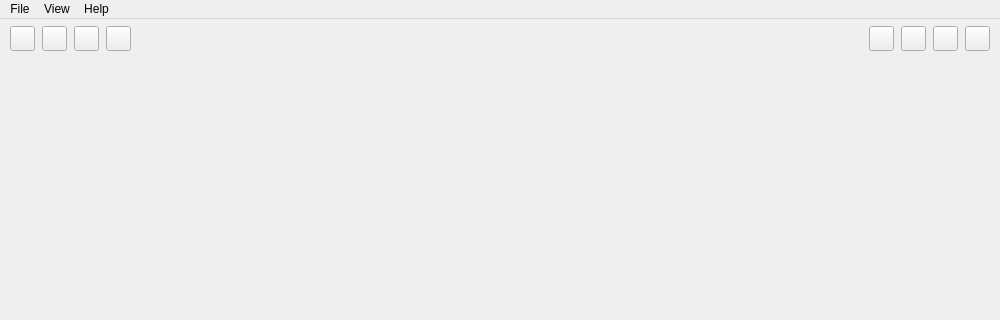
Qt form zapzap/view/main_window.ui (rafatosta/zapzap) before a commit; both pictures show x 0 to 1000 and y 0 to 320 of the 1000 by 600 pixel window.
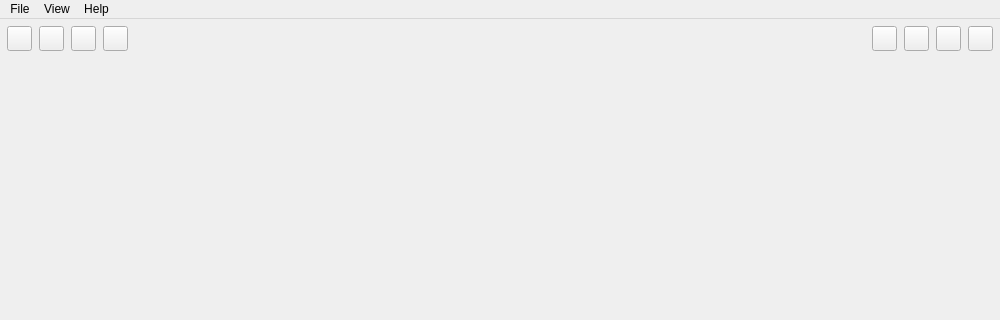
The same form after that commit.

The edit to the form file:
```diff
--- a/zapzap/view/main_window.ui
+++ b/zapzap/view/main_window.ui
@@ -85,13 +85,13 @@
            <number>0</number>
           </property>
           <property name="leftMargin">
-           <number>10</number>
+           <number>7</number>
           </property>
           <property name="topMargin">
            <number>0</number>
           </property>
           <property name="rightMargin">
-           <number>10</number>
+           <number>7</number>
           </property>
           <property name="bottomMargin">
            <number>0</number>
```
